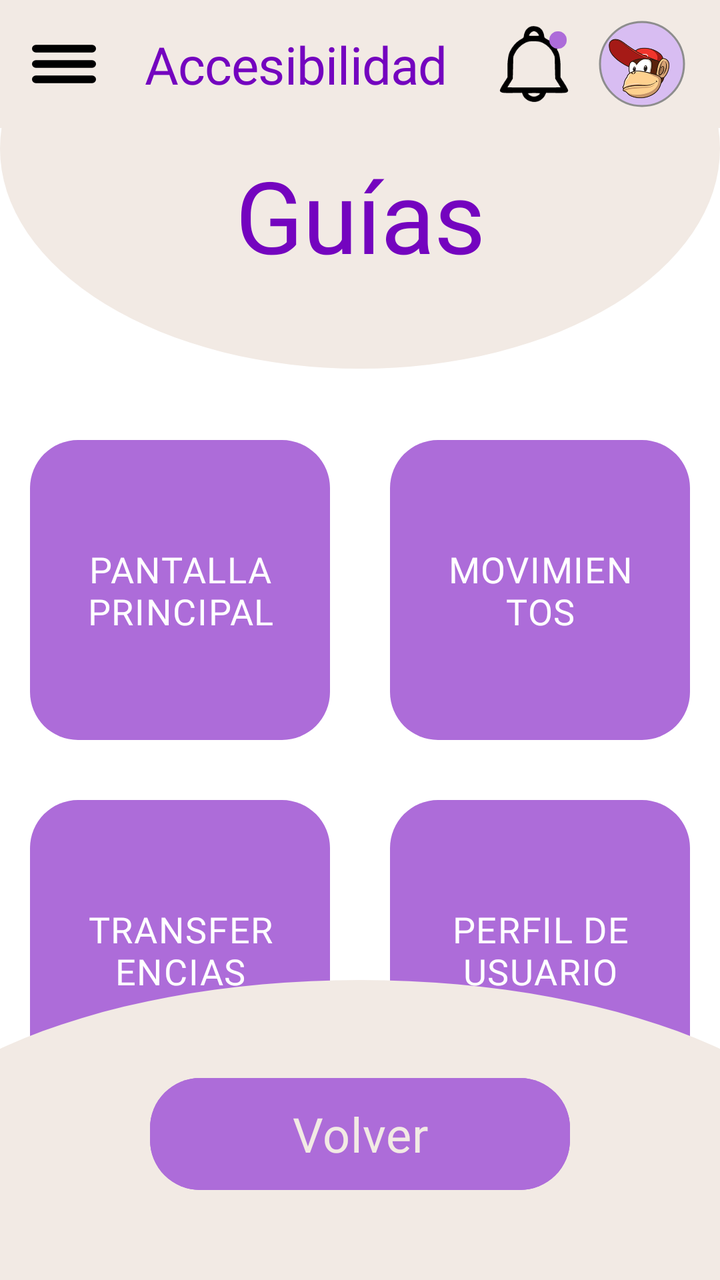
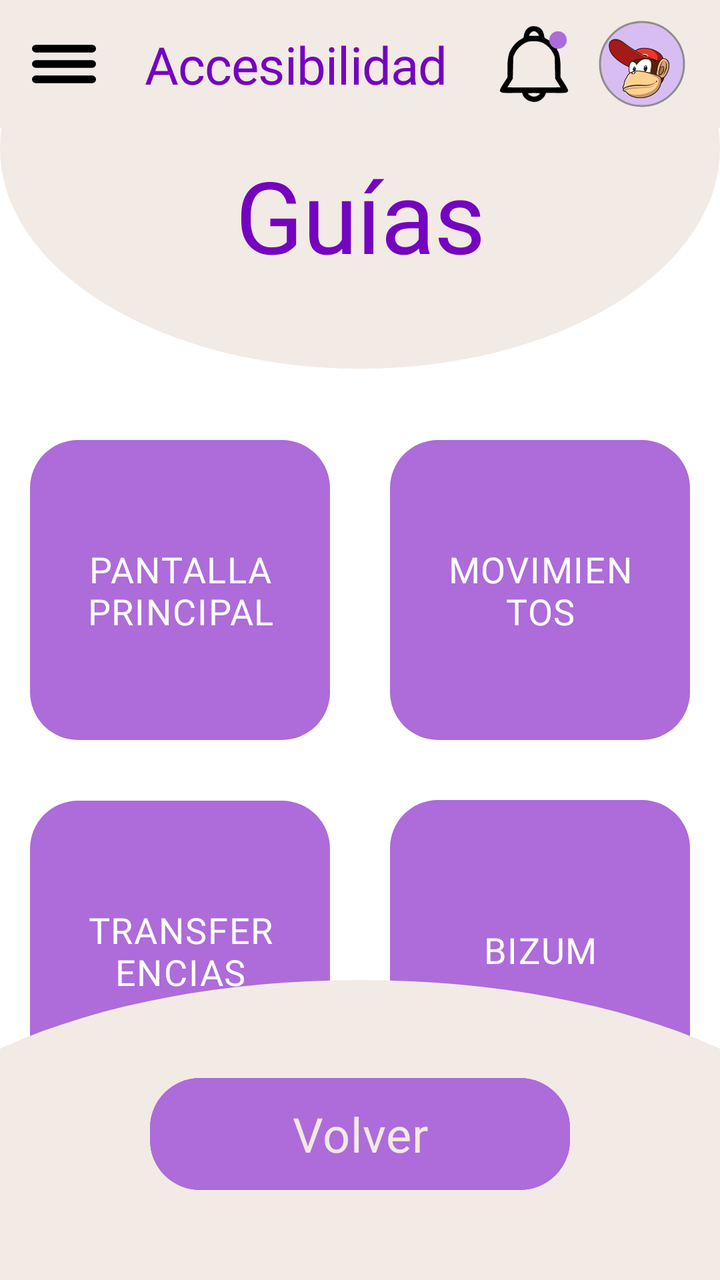

Screens rendered from an Android XML layout before and after an edit, with the pre-edit source and the edit as a unified diff.
<!-- AndroidManifest.xml: application theme Theme.PrototipoBanco -->
<!-- res/layout/activity_ayuda.xml -->
<?xml version="1.0" encoding="utf-8"?>
<androidx.drawerlayout.widget.DrawerLayout
    xmlns:android="http://schemas.android.com/apk/res/android"
    xmlns:app="http://schemas.android.com/apk/res-auto"
    xmlns:tools="http://schemas.android.com/tools"
    android:layout_width="match_parent"
    android:layout_height="match_parent"
    android:id="@+id/main"
    android:fitsSystemWindows="false"
    tools:context=".Ayuda">

    <androidx.constraintlayout.widget.ConstraintLayout
        android:layout_width="match_parent"
        android:layout_height="match_parent"
        android:background="@color/white">


        
        <include
            android:id="@+id/toolbar_superior_acc"
            layout="@layout/toolbar_superior"
            app:layout_constraintTop_toTopOf="parent" />


        
        <androidx.core.widget.NestedScrollView
            android:layout_width="match_parent"
            android:layout_height="0dp"
            app:layout_constraintBottom_toBottomOf="parent"
            app:layout_constraintTop_toBottomOf="@id/toolbar_superior_acc">

            <LinearLayout
                android:layout_width="match_parent"
                android:layout_height="wrap_content"
                android:orientation="vertical"
                android:gravity="center"
                android:paddingBottom="30dp">

                <FrameLayout
                    android:id="@+id/header_container_bizum"
                    android:layout_width="match_parent"
                    android:layout_height="140dp">

                    <View
                        android:layout_width="match_parent"
                        android:layout_height="220dp"
                        android:layout_marginTop="-100dp"
                        android:background="@drawable/bg_bottom_curve"
                        android:backgroundTint="@color/ultra_claro" />

                    <TextView
                        android:layout_width="match_parent"
                        android:layout_height="wrap_content"
                        android:layout_marginTop="10dp"
                        android:text="@string/guias"
                        android:textAppearance="@style/titulo"
                        android:textSize="50sp"
                        android:textColor="@color/oscuro"
                        android:gravity="center" />
                </FrameLayout>

                <LinearLayout
                    android:layout_width="match_parent"
                    android:layout_height="wrap_content"
                    android:orientation="horizontal"
                    android:gravity="center|top">
                    

                    <com.google.android.material.button.MaterialButton
                        android:id="@+id/btn_ayuda_principal"
                        android:layout_width="150dp"
                        android:layout_height="150dp"
                        android:layout_marginTop="16dp"
                        android:layout_marginEnd="30dp"
                        android:text="@string/pantalla_principal"
                        android:textAllCaps="true"
                        android:textSize="18sp"
                        android:textAppearance="@style/titulo_seccion"
                        android:background="@drawable/bg_promocion"
                        app:backgroundTint="@color/claro"
                        app:cornerRadius="20dp" />

                    <com.google.android.material.button.MaterialButton
                        android:id="@+id/btn_movimientos"
                        android:layout_width="150dp"
                        android:layout_height="150dp"
                        android:layout_marginTop="16dp"
                        android:text="@string/movimientos"
                        android:textAllCaps="true"
                        android:textSize="18sp"
                        android:textAppearance="@style/titulo_seccion"
                        android:background="@drawable/bg_promocion"
                        app:backgroundTint="@color/claro"
                        app:cornerRadius="20dp" />

                </LinearLayout>

                <LinearLayout
                    android:layout_width="match_parent"
                    android:layout_height="wrap_content"
                    android:orientation="horizontal"
                    android:gravity="center|top">
                    

                    <com.google.android.material.button.MaterialButton
                        android:id="@+id/btn_transferencias"
                        android:layout_width="150dp"
                        android:layout_height="150dp"
                        android:layout_marginTop="30dp"
                        android:layout_marginEnd="30dp"
                        android:text="@string/transferencias"
                        android:textAllCaps="true"
                        android:textSize="18sp"
                        android:textAppearance="@style/titulo_seccion"
                        android:background="@drawable/bg_promocion"
                        app:backgroundTint="@color/claro"
                        app:cornerRadius="20dp" />

                    <com.google.android.material.button.MaterialButton
                        android:id="@+id/btn_perfil_usuario"
                        android:layout_width="150dp"
                        android:layout_height="150dp"
                        android:layout_marginTop="30dp"
                        android:text="@string/perfil_usuario"
                        android:textAllCaps="true"
                        android:textSize="18sp"
                        android:textAppearance="@style/titulo_seccion"
                        android:background="@drawable/bg_promocion"
                        app:backgroundTint="@color/claro"
                        app:cornerRadius="20dp" />

                </LinearLayout>

                <com.google.android.material.button.MaterialButton
                    android:id="@+id/btn_bizum"
                    android:layout_width="150dp"
                    android:layout_height="150dp"
                    android:layout_marginTop="30dp"
                    android:text="@string/bizum"
                    android:textAllCaps="true"
                    android:textSize="18sp"
                    android:textAppearance="@style/titulo_seccion"
                    android:background="@drawable/bg_promocion"
                    app:backgroundTint="@color/claro"
                    app:cornerRadius="20dp" />

                <com.google.android.material.button.MaterialButton
                    android:id="@+id/btn_contacto"
                    android:layout_width="300dp"
                    android:layout_height="wrap_content"
                    android:layout_marginTop="16dp"
                    android:paddingVertical="12dp"
                    android:text="@string/te_has_quedado_con_dudas_n_cont_ctanos"
                    android:textAllCaps="false"
                    android:textSize="16sp"
                    app:icon="@drawable/ic_tfno"
                    app:backgroundTint="@color/neutro"
                    app:cornerRadius="20dp" />

                
                <View
                    android:layout_width="match_parent"
                    android:layout_height="150dp"/>

            </LinearLayout>

        </androidx.core.widget.NestedScrollView>


        
        <include
            android:id="@+id/include_bottom_toolbar"
            layout="@layout/toolbar_inferior_clientes"
            android:layout_width="match_parent"
            android:layout_height="wrap_content"
            app:layout_constraintBottom_toBottomOf="parent" />

    </androidx.constraintlayout.widget.ConstraintLayout>



    <com.google.android.material.navigation.NavigationView
        android:layout_width="290dp"
        android:layout_height="match_parent"
        android:id="@+id/nav_view"
        android:layout_gravity="start"
        app:headerLayout="@layout/nav_cabecera"
        app:menu="@menu/nav_menu"
        android:foregroundGravity="center"
        app:itemTextColor="@color/oscuro"
        app:itemTextAppearance="@style/boton_llamativo"/>

</androidx.drawerlayout.widget.DrawerLayout>
<!-- res/layout/toolbar_superior.xml (included above) -->
<?xml version="1.0" encoding="utf-8"?>
<com.google.android.material.appbar.AppBarLayout xmlns:android="http://schemas.android.com/apk/res/android"
    xmlns:app="http://schemas.android.com/apk/res-auto"
    android:id="@+id/toolbar_superior"
    android:layout_width="match_parent"
    android:layout_height="wrap_content"
    android:background="@color/ultra_claro">

    <androidx.constraintlayout.widget.ConstraintLayout
        android:layout_width="match_parent"
        android:layout_height="?attr/actionBarSize"
        android:paddingHorizontal="16dp">

        <ImageView
            android:id="@+id/btn_menu"
            android:layout_width="32dp"
            android:layout_height="32dp"
            android:src="@drawable/ic_menu_hamburguesa"
            android:contentDescription="@string/men"
            app:layout_constraintBottom_toBottomOf="parent"
            app:layout_constraintStart_toStartOf="parent"
            app:layout_constraintTop_toTopOf="parent"
            app:tint="@color/black" />

        <TextView
            android:id="@+id/titulo_toolbar"
            android:layout_width="wrap_content"
            android:layout_height="wrap_content"
            android:text="@string/accesibilidad"
            android:textAppearance="@style/titulo"
            android:textSize="26sp"
            app:layout_constraintBottom_toBottomOf="parent"
            app:layout_constraintEnd_toStartOf="@+id/btn_notificaciones"
            app:layout_constraintStart_toEndOf="@+id/btn_menu"
            app:layout_constraintTop_toTopOf="parent" />

        <FrameLayout
            android:id="@+id/btn_notificaciones"
            android:layout_width="wrap_content"
            android:layout_height="wrap_content"
            android:layout_marginEnd="12dp"
            app:layout_constraintBottom_toBottomOf="parent"
            app:layout_constraintEnd_toStartOf="@+id/btn_perfil"
            app:layout_constraintTop_toTopOf="parent">

            <ImageView
                android:layout_width="38dp"
                android:layout_height="38dp"
                android:contentDescription="@string/notificaciones"
                android:src="@drawable/ic_notif"
                app:tint="@color/black" />

            <View
                android:layout_width="10dp"
                android:layout_height="10dp"
                android:layout_gravity="top|end"
                android:layout_marginTop="2dp"
                android:layout_marginEnd="2dp"
                android:background="@android:drawable/presence_online"
                android:backgroundTint="@color/claro" />
        </FrameLayout>

        <com.google.android.material.imageview.ShapeableImageView
            android:id="@+id/btn_perfil"
            android:layout_width="46dp"
            android:layout_height="46dp"
            android:src="@drawable/ic_cliente"
            android:padding="2dp"
            android:background="@drawable/bg_titulo"
            android:backgroundTint="@color/mas_claro"
            app:strokeWidth="1dp"
            app:strokeColor="@color/grisaceo"
            app:shapeAppearanceOverlay="@style/ShapeAppearance.Material3.Corner.Full"
            app:layout_constraintBottom_toBottomOf="parent"
            app:layout_constraintEnd_toEndOf="parent"
            app:layout_constraintTop_toTopOf="parent" />

    </androidx.constraintlayout.widget.ConstraintLayout>

</com.google.android.material.appbar.AppBarLayout>
<!-- res/layout/toolbar_inferior_clientes.xml (included above) -->
<?xml version="1.0" encoding="utf-8"?>
<androidx.constraintlayout.widget.ConstraintLayout xmlns:android="http://schemas.android.com/apk/res/android"
    xmlns:app="http://schemas.android.com/apk/res-auto"
    android:layout_width="match_parent"
    android:layout_height="wrap_content"
    android:background="@android:color/transparent">

    <LinearLayout
        android:id="@+id/linearLayout"
        android:layout_width="match_parent"
        android:layout_height="150dp"
        android:gravity="top|center"
        app:layout_constraintEnd_toEndOf="parent"
        app:layout_constraintStart_toStartOf="parent"
        app:layout_constraintTop_toTopOf="parent">

        <View
            android:id="@+id/fondo_redondo"
            android:layout_width="500dp"
            android:layout_height="225dp"
            android:background="@drawable/bg_bottom_curve" />
    </LinearLayout>

    <com.google.android.material.button.MaterialButton
        android:id="@+id/btn_volver"
        android:layout_width="210dp"
        android:layout_height="64dp"
        android:fontFamily="@font/inter_semibold"
        android:layout_marginTop="45dp"
        android:text="@string/volver"
        android:textColor="@color/ultra_claro"
        android:textSize="24sp"
        app:backgroundTint="@color/claro"
        app:cornerRadius="25dp"
        app:layout_constraintEnd_toEndOf="parent"
        app:layout_constraintStart_toStartOf="@+id/linearLayout"
        app:layout_constraintTop_toTopOf="@+id/linearLayout" />

</androidx.constraintlayout.widget.ConstraintLayout>
<!-- res/layout/nav_cabecera.xml (included above) -->
<?xml version="1.0" encoding="utf-8"?>
<FrameLayout
    xmlns:android="http://schemas.android.com/apk/res/android"
    xmlns:app="http://schemas.android.com/apk/res-auto"
    android:orientation="vertical"
    android:layout_width="290dp"
    android:layout_height="wrap_content"
    android:background="@android:color/transparent"
    android:theme="@style/ThemeOverlay.AppCompat.Dark">

    <LinearLayout
        android:id="@+id/linearLayout"
        android:layout_width="match_parent"
        android:layout_height="275dp"
        android:gravity="bottom|center">

        <View
            android:id="@+id/fondo_redondo"
            android:layout_width="500dp"
            android:layout_height="375dp"
            android:layout_marginEnd="100dp"
            android:background="@drawable/bg_cabecera_drawer" />

    </LinearLayout>


    <ImageView
        android:id="@+id/btn_menu"
        android:layout_width="32dp"
        android:layout_height="32dp"
        android:layout_marginStart="16dp"
        android:layout_marginTop="16dp"
        android:src="@drawable/ic_menu_hamburguesa"
        android:contentDescription="@string/menu"
        app:tint="@color/oscuro" />

    <com.google.android.material.imageview.ShapeableImageView
        android:id="@+id/btn_perfil"
        android:layout_width="90dp"
        android:layout_height="90dp"
        android:layout_marginTop="20dp"
        android:layout_marginStart="180dp"
        android:src="@drawable/ic_cliente"
        android:padding="2dp"
        android:background="@drawable/bg_titulo"
        android:backgroundTint="@color/ultra_claro"
        app:shapeAppearanceOverlay="@style/ShapeAppearance.Material3.Corner.Full" />

    <TextView
        android:layout_width="180dp"
        android:layout_height="wrap_content"
        android:layout_marginStart="25dp"
        android:layout_marginTop="70dp"
        android:text="@string/nombre_cliente"
        android:textAppearance="@style/titulo"
        android:textColor="@color/ultra_claro"
        android:textSize="35sp"
        android:textStyle="bold" />

    <TextView
        android:id="@+id/tv_saldo_nav"
        android:layout_width="wrap_content"
        android:layout_height="wrap_content"
        android:text="@string/valor_saldo"
        android:layout_marginStart="25dp"
        android:layout_marginTop="170dp"
        android:textAppearance="@style/titulo"
        android:textColor="@color/claro"
        android:textSize="30sp"
        android:layout_marginBottom="16dp"/>

    <TextView
        android:layout_width="wrap_content"
        android:layout_height="wrap_content"
        android:text="@string/mi_perfil"
        android:layout_marginStart="50dp"
        android:layout_marginTop="220dp"
        android:textAppearance="@style/subtitulo"
        android:layout_marginBottom="16dp"/>

</FrameLayout>
<!-- resources referenced by this layout -->
<resources>
  <color name="black">#FF000000</color>
  <color name="claro">#AD6CD9</color>
  <color name="grisaceo">#8D8D8D</color>
  <color name="mas_claro">#D8BDF2</color>
  <color name="neutro">#8124BF</color>
  <color name="oscuro">#7404BF</color>
  <color name="ultra_claro">#FFF2EAE4</color>
  <color name="white">#FFFFFFFF</color>
  <!-- drawable bg_bottom_curve (drawable) -->
  <?xml version="1.0" encoding="utf-8"?>
  <shape xmlns:android="http://schemas.android.com/apk/res/android"
      android:shape="oval">
      <solid android:color="@color/ultra_claro" />
      <size
          android:width="490dp"
          android:height="225dp" />
  
  </shape>
  <!-- drawable bg_cabecera_drawer (drawable) -->
  <?xml version="1.0" encoding="utf-8"?>
  <shape xmlns:android="http://schemas.android.com/apk/res/android"
      android:shape="oval">
      <solid android:color="@color/mas_claro" />
      <size
          android:width="500dp"
          android:height="375dp" />
  
  </shape>
  <!-- drawable bg_promocion (drawable) -->
  <?xml version="1.0" encoding="utf-8"?>
  <shape xmlns:android="http://schemas.android.com/apk/res/android">
      <gradient
          android:startColor="#041E42"
          android:centerColor="#003566"
          android:endColor="#0056b3"
          android:angle="270" />
      <corners android:radius="24dp" />
  </shape>
  <!-- drawable bg_titulo (drawable) -->
  <?xml version="1.0" encoding="utf-8"?>
  <vector xmlns:android="http://schemas.android.com/apk/res/android"
      android:width="412dp"
      android:height="338dp"
      android:viewportWidth="412"
      android:viewportHeight="338">
      <path
          android:fillColor="@color/ultra_claro"
          android:pathData="M206-179A330 258.5 0 1 0 206 338 330 258.5 0 1 0 206-179z"/>
  </vector>
  <string name="accesibilidad">Accesibilidad</string>
  <string name="bizum" translatable="false">Bizum</string>
  <string name="guias">Guías</string>
  <string name="men">Menú</string>
  <string name="menu">Menú</string>
  <string name="mi_perfil">Mi perfil</string>
  <string name="movimientos">Movimientos</string>
  <string name="nombre_cliente" translatable="false">Eufrasio Martínez</string>
  <string name="notificaciones">Notificaciones</string>
  <string name="pantalla_principal">Pantalla Principal</string>
  <string name="perfil_usuario">Perfil de Usuario</string>
  <string name="te_has_quedado_con_dudas_n_cont_ctanos">¿Te has quedado con dudas? \n¡Contáctanos!</string>
  <string name="transferencias">Transferencias</string>
  <string name="valor_saldo">5.777,23€</string>
  <string name="volver">Volver</string>
  <style name="boton_llamativo">
          <item name="android:textSize">16sp</item>
          <item name="android:textColor">@color/white</item>
          <item name="android:fontFamily">@font/inter_extrabold</item>
      </style>
  <style name="subtitulo">
          <item name="android:textSize">20sp</item>
          <item name="android:letterSpacing">-0.01</item>
          <item name="android:textColor">@color/oscuro</item>
          <item name="android:fontFamily">@font/inter_bold</item>
      </style>
  <style name="titulo">
          <item name="android:textSize">38sp</item>
          <item name="android:fontFamily">@font/inter_black</item>
          <item name="android:letterSpacing">-0.01</item>
          <item name="android:textColor">@color/oscuro</item>
      </style>
  <style name="titulo_seccion">
          <item name="android:textSize">16sp</item>
          <item name="android:letterSpacing">0.03</item>
          <item name="android:textColor">@color/oscuro</item>
          <item name="android:fontFamily">@font/inter_extrabold</item>
      </style>
  <style name="Theme.PrototipoBanco" parent="Base.Theme.PrototipoBanco" />
  <style name="Base.Theme.PrototipoBanco" parent="Theme.Material3.DayNight.NoActionBar">
          
          
      </style>
  <!-- unchanged entries left out for length: 4 -->
</resources>

<!-- the commit's change to res/layout/activity_ayuda.xml (unified diff, before → after) -->
@@ -34,7 +34,7 @@
                 android:layout_height="wrap_content"
                 android:orientation="vertical"
                 android:gravity="center"
-                android:paddingBottom="30dp">
+                android:paddingBottom="50dp">
 
                 <FrameLayout
                     android:id="@+id/header_container_bizum"
@@ -93,6 +93,7 @@
                         app:backgroundTint="@color/claro"
                         app:cornerRadius="20dp" />
 
+
                 </LinearLayout>
 
                 <LinearLayout
@@ -106,7 +107,7 @@
                         android:id="@+id/btn_transferencias"
                         android:layout_width="150dp"
                         android:layout_height="150dp"
-                        android:layout_marginTop="30dp"
+                        android:layout_marginTop="20dp"
                         android:layout_marginEnd="30dp"
                         android:text="@string/transferencias"
                         android:textAllCaps="true"
@@ -117,11 +118,11 @@
                         app:cornerRadius="20dp" />
 
                     <com.google.android.material.button.MaterialButton
-                        android:id="@+id/btn_perfil_usuario"
+                        android:id="@+id/btn_bizum"
                         android:layout_width="150dp"
                         android:layout_height="150dp"
                         android:layout_marginTop="30dp"
-                        android:text="@string/perfil_usuario"
+                        android:text="@string/bizum"
                         android:textAllCaps="true"
                         android:textSize="18sp"
                         android:textAppearance="@style/titulo_seccion"
@@ -132,11 +133,11 @@
                 </LinearLayout>
 
                 <com.google.android.material.button.MaterialButton
-                    android:id="@+id/btn_bizum"
+                    android:id="@+id/btn_faq"
                     android:layout_width="150dp"
                     android:layout_height="150dp"
                     android:layout_marginTop="30dp"
-                    android:text="@string/bizum"
+                    android:text="@string/faq"
                     android:textAllCaps="true"
                     android:textSize="18sp"
                     android:textAppearance="@style/titulo_seccion"
@@ -148,7 +149,7 @@
                     android:id="@+id/btn_contacto"
                     android:layout_width="300dp"
                     android:layout_height="wrap_content"
-                    android:layout_marginTop="16dp"
+                    android:layout_marginTop="30dp"
                     android:paddingVertical="12dp"
                     android:text="@string/te_has_quedado_con_dudas_n_cont_ctanos"
                     android:textAllCaps="false"
<!-- resource entries referenced after the edit -->
@@ -51,6 +51,7 @@
   </vector>
   <string name="accesibilidad">Accesibilidad</string>
   <string name="bizum" translatable="false">Bizum</string>
+  <string name="faq">FAQ</string>
   <string name="guias">Guías</string>
   <string name="men">Menú</string>
   <string name="menu">Menú</string>
@@ -59,7 +60,6 @@
   <string name="nombre_cliente" translatable="false">Eufrasio Martínez</string>
   <string name="notificaciones">Notificaciones</string>
   <string name="pantalla_principal">Pantalla Principal</string>
-  <string name="perfil_usuario">Perfil de Usuario</string>
   <string name="te_has_quedado_con_dudas_n_cont_ctanos">¿Te has quedado con dudas? \n¡Contáctanos!</string>
   <string name="transferencias">Transferencias</string>
   <string name="valor_saldo">5.777,23€</string>
